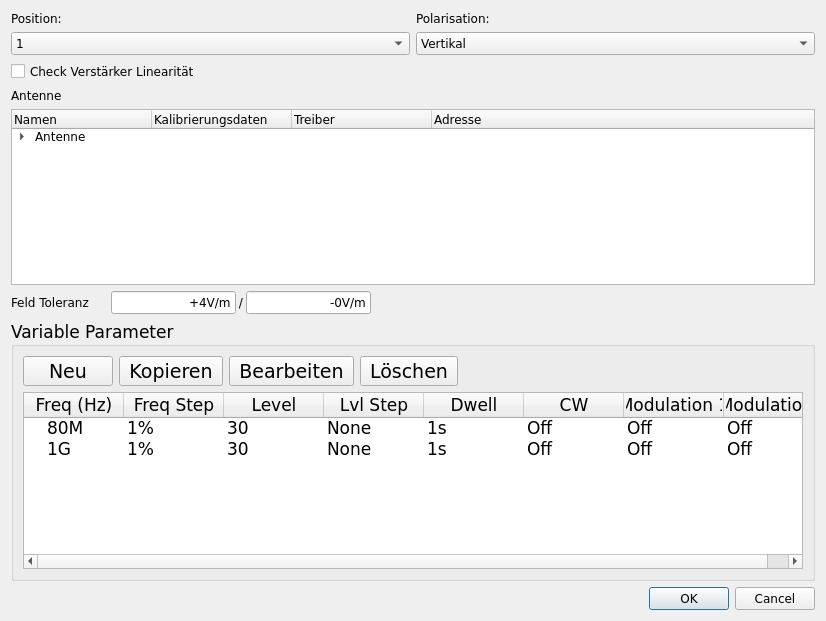
This is gui/uifiles/KalibierungEinstellen.ui in mengze21/Development-of-an-EMC-test-software as Qt 5 draws it before an edit. The edited form follows.
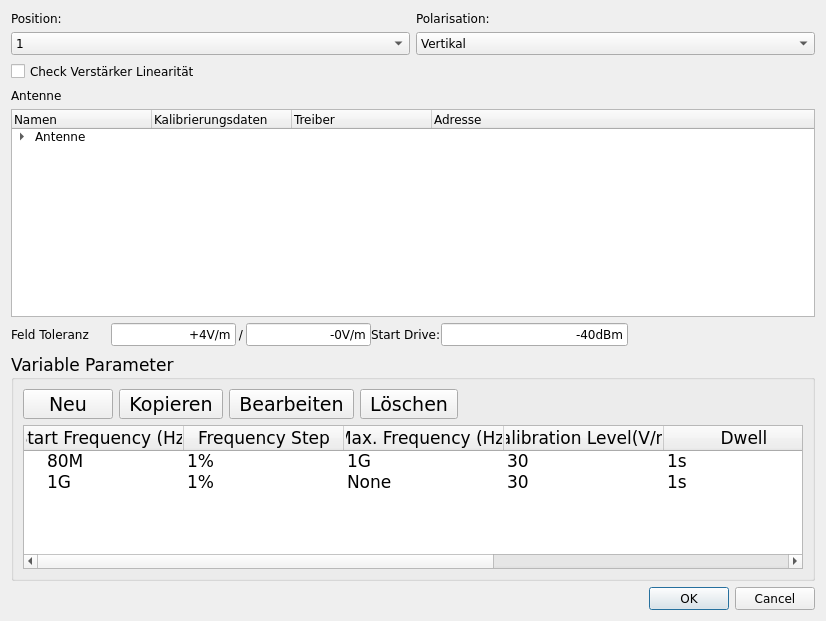
This is the edited form.

What changed in the file:
```diff
--- a/gui/uifiles/KalibierungEinstellen.ui
+++ b/gui/uifiles/KalibierungEinstellen.ui
@@ -113,6 +113,9 @@
          <family>Verdana</family>
         </font>
        </property>
+       <property name="sizeAdjustPolicy">
+        <enum>QAbstractScrollArea::AdjustToContentsOnFirstShow</enum>
+       </property>
        <property name="columnCount">
         <number>4</number>
        </property>
@@ -166,10 +169,10 @@
           <string>--</string>
          </property>
          <property name="text">
-          <string>xx.dll</string>
+          <string>--</string>
          </property>
          <property name="text">
-          <string>xxxxx</string>
+          <string>--</string>
          </property>
         </item>
        </item>
@@ -178,7 +181,7 @@
     </layout>
    </item>
    <item>
-    <layout class="QHBoxLayout" name="horizontalLayout_feldtoler">
+    <layout class="QHBoxLayout" name="horizontalLayout_feldtoler" stretch="0,0,0,0,0,0,0">
      <property name="spacing">
       <number>0</number>
      </property>
@@ -188,6 +191,12 @@
      <property name="leftMargin">
       <number>0</number>
      </property>
+     <property name="rightMargin">
+      <number>0</number>
+     </property>
+     <property name="bottomMargin">
+      <number>1</number>
+     </property>
      <item>
       <widget class="QLabel" name="label_feldtorleranz">
        <property name="sizePolicy">
@@ -267,6 +276,34 @@
        </property>
       </widget>
      </item>
+     <item>
+      <widget class="QLabel" name="label_StartDrive">
+       <property name="sizePolicy">
+        <sizepolicy hsizetype="Preferred" vsizetype="Preferred">
+         <horstretch>0</horstretch>
+         <verstretch>0</verstretch>
+        </sizepolicy>
+       </property>
+       <property name="font">
+        <font>
+         <family>Verdana</family>
+        </font>
+       </property>
+       <property name="text">
+        <string>Start Drive:</string>
+       </property>
+      </widget>
+     </item>
+     <item>
+      <widget class="QLineEdit" name="lineEdit_StartDrive">
+       <property name="text">
+        <string>-40dBm</string>
+       </property>
+       <property name="alignment">
+        <set>Qt::AlignRight|Qt::AlignTrailing|Qt::AlignVCenter</set>
+       </property>
+      </widget>
+     </item>
      <item>
       <spacer name="horizontalSpacer">
        <property name="orientation">
@@ -404,9 +441,33 @@
           <family>Verdana</family>
          </font>
         </property>
+        <property name="sizeAdjustPolicy">
+         <enum>QAbstractScrollArea::AdjustToContentsOnFirstShow</enum>
+        </property>
+        <property name="autoExpandDelay">
+         <number>-1</number>
+        </property>
+        <property name="indentation">
+         <number>20</number>
+        </property>
+        <property name="itemsExpandable">
+         <bool>true</bool>
+        </property>
+        <attribute name="headerCascadingSectionResizes">
+         <bool>false</bool>
+        </attribute>
+        <attribute name="headerDefaultSectionSize">
+         <number>160</number>
+        </attribute>
+        <attribute name="headerMinimumSectionSize">
+         <number>100</number>
+        </attribute>
+        <attribute name="headerShowSortIndicator" stdset="0">
+         <bool>false</bool>
+        </attribute>
         <column>
          <property name="text">
-          <string>Freq (Hz)</string>
+          <string>Start Frequency (Hz)</string>
          </property>
          <property name="font">
           <font>
@@ -419,7 +480,7 @@
         </column>
         <column>
          <property name="text">
-          <string>Freq Step</string>
+          <string>Frequency Step</string>
          </property>
          <property name="font">
           <font>
@@ -439,13 +500,11 @@
         </column>
         <column>
          <property name="text">
-          <string>Level</string>
+          <string>Max. Frequency (Hz)</string>
          </property>
          <property name="font">
           <font>
            <family>Verdana</family>
-           <weight>50</weight>
-           <bold>false</bold>
           </font>
          </property>
          <property name="textAlignment">
@@ -454,7 +513,7 @@
         </column>
         <column>
          <property name="text">
-          <string>Lvl Step</string>
+          <string>Calibration Level(V/m)</string>
          </property>
          <property name="font">
           <font>
@@ -480,7 +539,7 @@
         </column>
         <column>
          <property name="text">
-          <string>CW</string>
+          <string>Discrete Frequency</string>
          </property>
          <property name="font">
           <font>
@@ -493,7 +552,7 @@
         </column>
         <column>
          <property name="text">
-          <string>Modulation 1</string>
+          <string>Modulatoin 1</string>
          </property>
          <property name="font">
           <font>
@@ -541,7 +600,7 @@
           <set>AlignCenter</set>
          </property>
          <property name="text">
-          <string>30</string>
+          <string>1G</string>
          </property>
          <property name="font">
           <font>
@@ -552,7 +611,7 @@
           <set>AlignCenter</set>
          </property>
          <property name="text">
-          <string>None</string>
+          <string>30</string>
          </property>
          <property name="font">
           <font>
@@ -626,7 +685,7 @@
           <set>AlignCenter</set>
          </property>
          <property name="text">
-          <string>30</string>
+          <string>None</string>
          </property>
          <property name="font">
           <font>
@@ -637,7 +696,7 @@
           <set>AlignCenter</set>
          </property>
          <property name="text">
-          <string>None</string>
+          <string>30</string>
          </property>
          <property name="font">
           <font>
```
